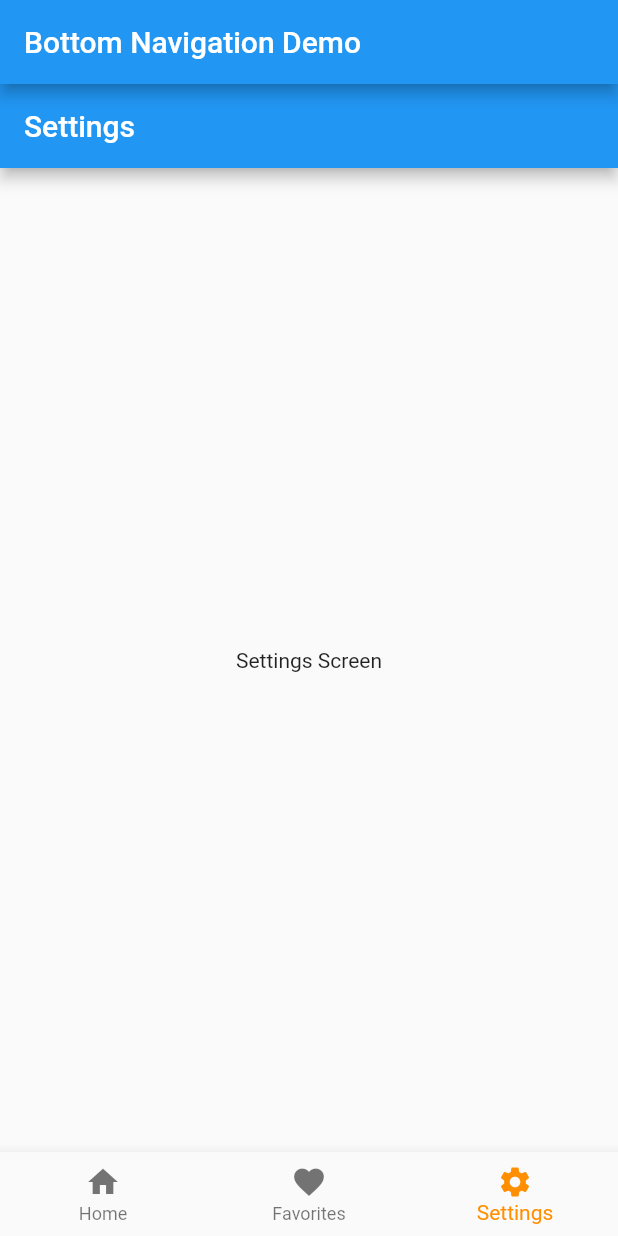
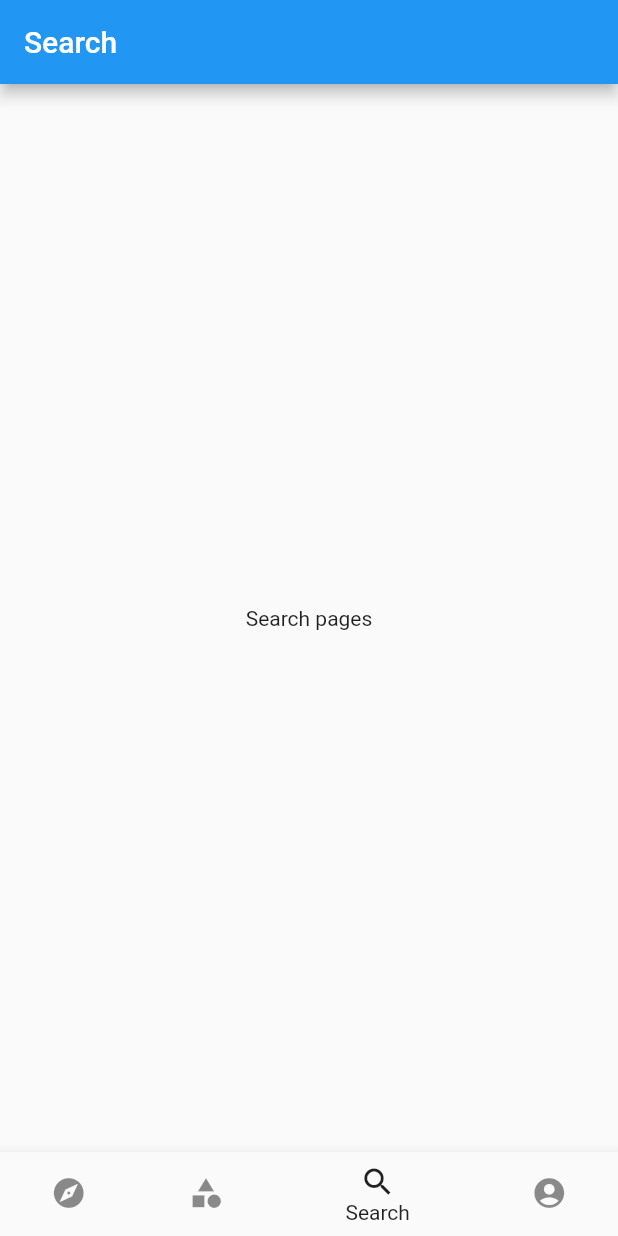
Before and after one commit to valentioAditama/desa_film_flutter, a Flutter app: the screen it shows after launch, item 3 of the bottom bar chosen, on a phone screen of 412 x 824 dp. Run offline on Flutter 3.47's test engine with Material 2 defaults, Android fonts, the phone set to English and light mode, and no system bars.

Commit message:
Update routing in home

```diff
--- a/lib/main.dart
+++ b/lib/main.dart
@@ -1,4 +1,9 @@
 import 'package:flutter/material.dart';
+import 'pages/home/home.dart';
+import 'pages/login/login.dart';
+import 'pages/category/category.dart';
+import 'pages/search/search.dart';
+import 'pages/account/account.dart';
 
 void main() => runApp(MyApp());
 
@@ -12,13 +17,16 @@ class _MyAppState extends State<MyApp> {
 
   static List<Widget> _widgetOptions = <Widget>[
     Builder(builder: (BuildContext context) {
-      return HomeScreen();
+      return home();
     }),
     Builder(builder: (BuildContext context) {
-      return FavoritesScreen();
+      return category();
     }),
     Builder(builder: (BuildContext context) {
-      return SettingsScreen();
+      return search();
+    }),
+    Builder(builder: (BuildContext context) {
+      return account();
     }),
   ];
 
@@ -33,80 +41,41 @@ class _MyAppState extends State<MyApp> {
     return MaterialApp(
       title: 'Bottom Navigation Demo',
       home: Scaffold(
-        appBar: AppBar(
-          title: const Text('Bottom Navigation Demo'),
-        ),
         body: Center(
           child: _widgetOptions.elementAt(_selectedIndex),
         ),
         bottomNavigationBar: BottomNavigationBar(
           items: const <BottomNavigationBarItem>[
             BottomNavigationBarItem(
-              icon: Icon(Icons.home),
-              label: 'Home',
+              icon: Icon(Icons.explore),
+              label: 'Explore',
             ),
             BottomNavigationBarItem(
-              icon: Icon(Icons.favorite),
-              label: 'Favorites',
+              icon: Icon(Icons.category),
+              label: 'Category',
             ),
             BottomNavigationBarItem(
-              icon: Icon(Icons.settings),
-              label: 'Settings',
+              icon: Icon(Icons.search),
+              label: 'Search',
+            ),
+            BottomNavigationBarItem(
+              icon: Icon(Icons.account_circle),
+              label: 'Account',
             ),
           ],
           currentIndex: _selectedIndex,
-          selectedItemColor: Colors.amber[800],
+          selectedItemColor: Colors.black87,
+          unselectedItemColor: Colors.black45,
           onTap: _onItemTapped,
         ),
       ),
       // Routes for each bottom navigation item
       routes: <String, WidgetBuilder>{
-        '/home': (BuildContext context) => HomeScreen(),
-        '/favorites': (BuildContext context) => FavoritesScreen(),
-        '/settings': (BuildContext context) => SettingsScreen(),
+        '/home': (BuildContext context) => home(),
+        '/category': (BuildContext context) => category(),
+        '/search': (BuildContext context) => search(),
+        '/account': (BuildContext context) => login(),
       },
     );
   }
 }
-
-class HomeScreen extends StatelessWidget {
-  @override
-  Widget build(BuildContext context) {
-    return Scaffold(
-      appBar: AppBar(
-        title: Text('Home'),
-      ),
-      body: Center(
-        child: Text('Home Screen 123'),
-      ),
-    );
-  }
-}
-
-class FavoritesScreen extends StatelessWidget {
-  @override
-  Widget build(BuildContext context) {
-    return Scaffold(
-      appBar: AppBar(
-        title: Text('Favorites'),
-      ),
-      body: Center(
-        child: Text('Favorites Screen'),
-      ),
-    );
-  }
-}
-
-class SettingsScreen extends StatelessWidget {
-  @override
-  Widget build(BuildContext context) {
-    return Scaffold(
-      appBar: AppBar(
-        title: Text('Settings'),
-      ),
-      body: Center(
-        child: Text('Settings Screen'),
-      ),
-    );
-  }
-}
--- a/lib/pages/home/home.dart
+++ b/lib/pages/home/home.dart
@@ -1,23 +1,15 @@
 import 'package:flutter/material.dart';
-import 'package:desa_film_flutter/components/bottomNavigation/bottomNavigation.dart';
 
 class home extends StatelessWidget {
-  const home({super.key});
-
   @override
   Widget build(BuildContext context) {
     return Scaffold(
+      appBar: AppBar(
+        title: Text('Home'),
+      ),
       body: Center(
-        child: ElevatedButton(
-          // Within the `home` widget
-          onPressed: () {
-            // Navigate to the second screen using a named route.
-            Navigator.pushNamed(context, '/register');
-          },
-          child: const Text('Login screen'),
-        ),
+        child: Text('Home Screen 123'),
       ),
-      bottomNavigationBar: bottomNaviation(),
     );
   }
 }
--- /dev/null
+++ b/lib/pages/search/search.dart
@@ -0,0 +1,15 @@
+import 'package:flutter/material.dart';
+
+class search extends StatelessWidget {
+  @override
+  Widget build(BuildContext context) {
+    return Scaffold(
+      appBar: AppBar(
+        title: Text("Search"),
+      ),
+      body: Center(
+        child: Text("Search pages"),
+      ),
+    );
+  }
+}
```
Also changed, not shown: lib/pages/account/account.dart (added, +15 -0 lines), lib/pages/category/category.dart (added, +15 -0 lines), lib/pages/login/login.dart (+2 -11 lines), lib/pages/register/register.dart (+2 -11 lines), 3 other files.
